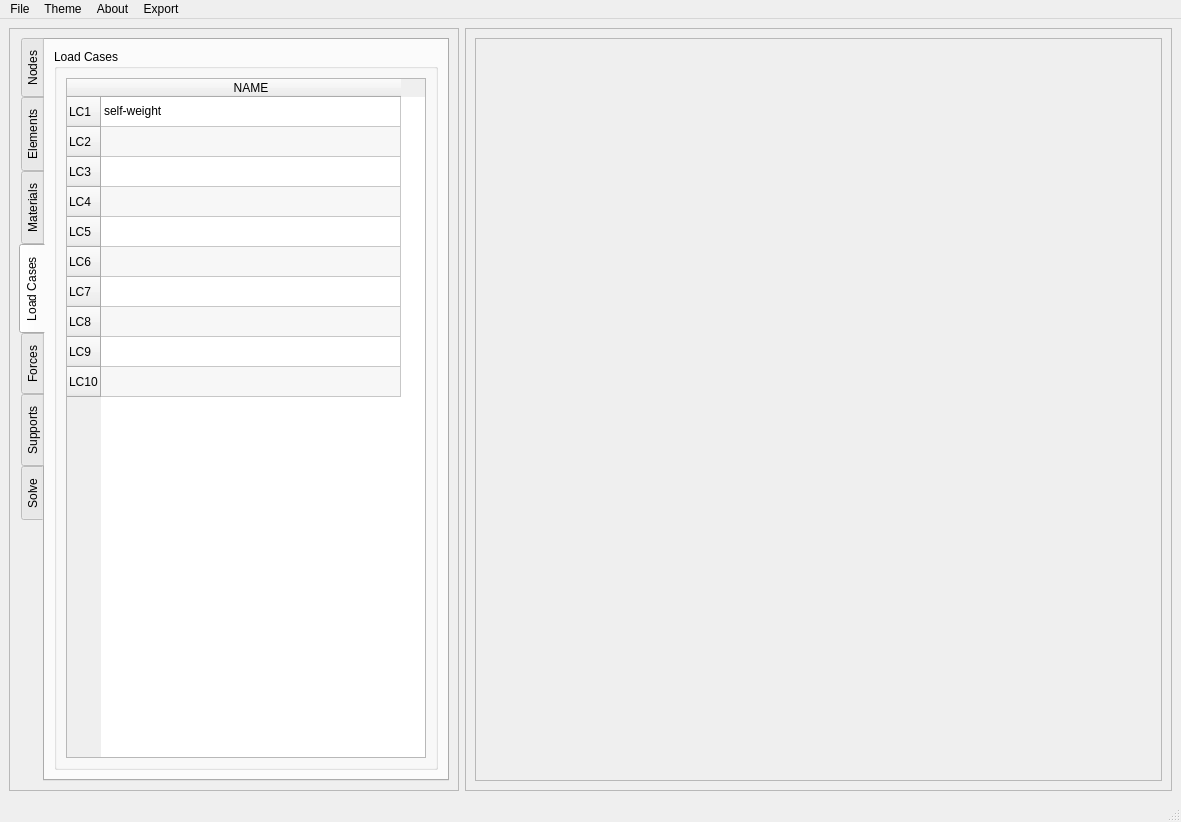
The window that Truss2D_GUI.ui (mjamezquidilla/pysead) describes before a commit, drawn with Qt 5.
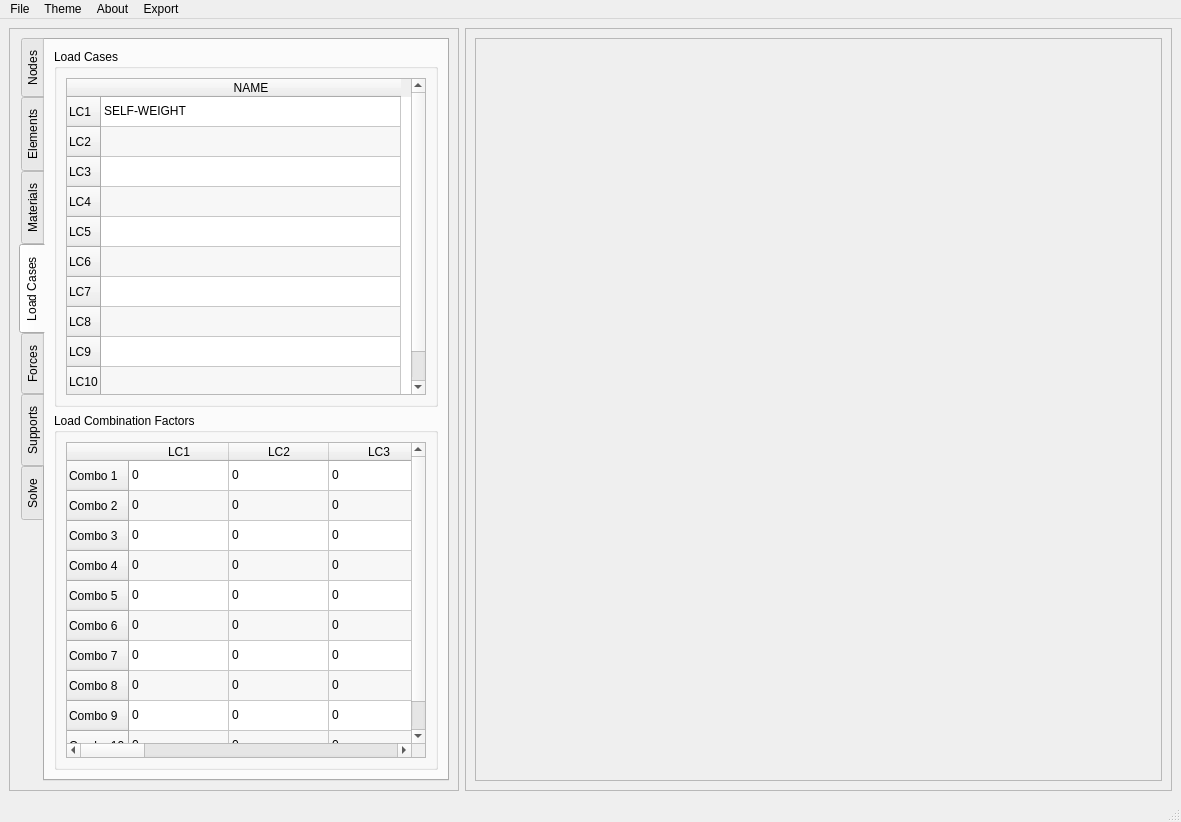
The same window after the commit. The open tabs and pages were chosen to show the change.

Commit message: Added Load Combinations

```diff
--- a/Truss2D_GUI.ui
+++ b/Truss2D_GUI.ui
@@ -616,7 +616,7 @@
           <attribute name="title">
            <string>Load Cases</string>
           </attribute>
-          <layout class="QGridLayout" name="gridLayout_6" rowstretch="1">
+          <layout class="QGridLayout" name="gridLayout_6" rowstretch="0,0">
            <item row="0" column="0">
             <widget class="QGroupBox" name="groupBox_15">
              <property name="title">
@@ -703,7 +703,7 @@
                 </column>
                 <item row="0" column="0">
                  <property name="text">
-                  <string>self-weight</string>
+                  <string>SELF-WEIGHT</string>
                  </property>
                 </item>
                 <item row="1" column="0">
@@ -756,6 +756,628 @@
              </layout>
             </widget>
            </item>
+           <item row="1" column="0">
+            <widget class="QGroupBox" name="groupBox_18">
+             <property name="title">
+              <string>Load Combination Factors</string>
+             </property>
+             <layout class="QHBoxLayout" name="horizontalLayout_21">
+              <item>
+               <widget class="QTableWidget" name="LoadCombination_Table_Widget">
+                <property name="editTriggers">
+                 <set>QAbstractItemView::AllEditTriggers</set>
+                </property>
+                <property name="alternatingRowColors">
+                 <bool>true</bool>
+                </property>
+                <property name="selectionBehavior">
+                 <enum>QAbstractItemView::SelectRows</enum>
+                </property>
+                <row>
+                 <property name="text">
+                  <string>Combo 1</string>
+                 </property>
+                </row>
+                <row>
+                 <property name="text">
+                  <string>Combo 2</string>
+                 </property>
+                </row>
+                <row>
+                 <property name="text">
+                  <string>Combo 3</string>
+                 </property>
+                </row>
+                <row>
+                 <property name="text">
+                  <string>Combo 4</string>
+                 </property>
+                </row>
+                <row>
+                 <property name="text">
+                  <string>Combo 5</string>
+                 </property>
+                </row>
+                <row>
+                 <property name="text">
+                  <string>Combo 6</string>
+                 </property>
+                </row>
+                <row>
+                 <property name="text">
+                  <string>Combo 7</string>
+                 </property>
+                </row>
+                <row>
+                 <property name="text">
+                  <string>Combo 8</string>
+                 </property>
+                </row>
+                <row>
+                 <property name="text">
+                  <string>Combo 9</string>
+                 </property>
+                </row>
+                <row>
+                 <property name="text">
+                  <string>Combo 10</string>
+                 </property>
+                </row>
+                <column>
+                 <property name="text">
+                  <string>LC1</string>
+                 </property>
+                </column>
+                <column>
+                 <property name="text">
+                  <string>LC2</string>
+                 </property>
+                </column>
+                <column>
+                 <property name="text">
+                  <string>LC3</string>
+                 </property>
+                </column>
+                <column>
+                 <property name="text">
+                  <string>LC4</string>
+                 </property>
+                </column>
+                <column>
+                 <property name="text">
+                  <string>LC5</string>
+                 </property>
+                </column>
+                <column>
+                 <property name="text">
+                  <string>LC6</string>
+                 </property>
+                </column>
+                <column>
+                 <property name="text">
+                  <string>LC7</string>
+                 </property>
+                </column>
+                <column>
+                 <property name="text">
+                  <string>LC8</string>
+                 </property>
+                </column>
+                <column>
+                 <property name="text">
+                  <string>LC9</string>
+                 </property>
+                </column>
+                <column>
+                 <property name="text">
+                  <string>LC10</string>
+                 </property>
+                </column>
+                <item row="0" column="0">
+                 <property name="text">
+                  <string>0</string>
+                 </property>
+                </item>
+                <item row="0" column="1">
+                 <property name="text">
+                  <string>0</string>
+                 </property>
+                </item>
+                <item row="0" column="2">
+                 <property name="text">
+                  <string>0</string>
+                 </property>
+                </item>
+                <item row="0" column="3">
+                 <property name="text">
+                  <string>0</string>
+                 </property>
+                </item>
+                <item row="0" column="4">
+                 <property name="text">
+                  <string>0</string>
+                 </property>
+                </item>
+                <item row="0" column="5">
+                 <property name="text">
+                  <string>0</string>
+                 </property>
+                </item>
+                <item row="0" column="6">
+                 <property name="text">
+                  <string>0</string>
+                 </property>
+                </item>
+                <item row="0" column="7">
+                 <property name="text">
+                  <string>0</string>
+                 </property>
+                </item>
+                <item row="0" column="8">
+                 <property name="text">
+                  <string>0</string>
+                 </property>
+                </item>
+                <item row="0" column="9">
+                 <property name="text">
+                  <string>0</string>
+                 </property>
+                </item>
+                <item row="1" column="0">
+                 <property name="text">
+                  <string>0</string>
+                 </property>
+                </item>
+                <item row="1" column="1">
+                 <property name="text">
+                  <string>0</string>
+                 </property>
+                </item>
+                <item row="1" column="2">
+                 <property name="text">
+                  <string>0</string>
+                 </property>
+                </item>
+                <item row="1" column="3">
+                 <property name="text">
+                  <string>0</string>
+                 </property>
+                </item>
+                <item row="1" column="4">
+                 <property name="text">
+                  <string>0</string>
+                 </property>
+                </item>
+                <item row="1" column="5">
+                 <property name="text">
+                  <string>0</string>
+                 </property>
+                </item>
+                <item row="1" column="6">
+                 <property name="text">
+                  <string>0</string>
+                 </property>
+                </item>
+                <item row="1" column="7">
+                 <property name="text">
+                  <string>0</string>
+                 </property>
+                </item>
+                <item row="1" column="8">
+                 <property name="text">
+                  <string>0</string>
+                 </property>
+                </item>
+                <item row="1" column="9">
+                 <property name="text">
+                  <string>0</string>
+                 </property>
+                </item>
+                <item row="2" column="0">
+                 <property name="text">
+                  <string>0</string>
+                 </property>
+                </item>
+                <item row="2" column="1">
+                 <property name="text">
+                  <string>0</string>
+                 </property>
+                </item>
+                <item row="2" column="2">
+                 <property name="text">
+                  <string>0</string>
+                 </property>
+                </item>
+                <item row="2" column="3">
+                 <property name="text">
+                  <string>0</string>
+                 </property>
+                </item>
+                <item row="2" column="4">
+                 <property name="text">
+                  <string>0</string>
+                 </property>
+                </item>
+                <item row="2" column="5">
+                 <property name="text">
+                  <string>0</string>
+                 </property>
+                </item>
+                <item row="2" column="6">
+                 <property name="text">
+                  <string>0</string>
+                 </property>
+                </item>
+                <item row="2" column="7">
+                 <property name="text">
+                  <string>0</string>
+                 </property>
+                </item>
+                <item row="2" column="8">
+                 <property name="text">
+                  <string>0</string>
+                 </property>
+                </item>
+                <item row="2" column="9">
+                 <property name="text">
+                  <string>0</string>
+                 </property>
+                </item>
+                <item row="3" column="0">
+                 <property name="text">
+                  <string>0</string>
+                 </property>
+                </item>
+                <item row="3" column="1">
+                 <property name="text">
+                  <string>0</string>
+                 </property>
+                </item>
+                <item row="3" column="2">
+                 <property name="text">
+                  <string>0</string>
+                 </property>
+                </item>
+                <item row="3" column="3">
+                 <property name="text">
+                  <string>0</string>
+                 </property>
+                </item>
+                <item row="3" column="4">
+                 <property name="text">
+                  <string>0</string>
+                 </property>
+                </item>
+                <item row="3" column="5">
+                 <property name="text">
+                  <string>0</string>
+                 </property>
+                </item>
+                <item row="3" column="6">
+                 <property name="text">
+                  <string>0</string>
+                 </property>
+                </item>
+                <item row="3" column="7">
+                 <property name="text">
+                  <string>0</string>
+                 </property>
+                </item>
+                <item row="3" column="8">
+                 <property name="text">
+                  <string>0</string>
+                 </property>
+                </item>
+                <item row="3" column="9">
+                 <property name="text">
+                  <string>0</string>
+                 </property>
+                </item>
+                <item row="4" column="0">
+                 <property name="text">
+                  <string>0</string>
+                 </property>
+                </item>
+                <item row="4" column="1">
+                 <property name="text">
+                  <string>0</string>
+                 </property>
+                </item>
+                <item row="4" column="2">
+                 <property name="text">
+                  <string>0</string>
+                 </property>
+                </item>
+                <item row="4" column="3">
+                 <property name="text">
+                  <string>0</string>
+                 </property>
+                </item>
+                <item row="4" column="4">
+                 <property name="text">
+                  <string>0</string>
+                 </property>
+                </item>
+                <item row="4" column="5">
+                 <property name="text">
+                  <string>0</string>
+                 </property>
+                </item>
+                <item row="4" column="6">
+                 <property name="text">
+                  <string>0</string>
+                 </property>
+                </item>
+                <item row="4" column="7">
+                 <property name="text">
+                  <string>0</string>
+                 </property>
+                </item>
+                <item row="4" column="8">
+                 <property name="text">
+                  <string>0</string>
+                 </property>
+                </item>
+                <item row="4" column="9">
+                 <property name="text">
+                  <string>0</string>
+                 </property>
+                </item>
+                <item row="5" column="0">
+                 <property name="text">
+                  <string>0</string>
+                 </property>
+                </item>
+                <item row="5" column="1">
+                 <property name="text">
+                  <string>0</string>
+                 </property>
+                </item>
+                <item row="5" column="2">
+                 <property name="text">
+                  <string>0</string>
+                 </property>
+                </item>
+                <item row="5" column="3">
+                 <property name="text">
+                  <string>0</string>
+                 </property>
+                </item>
+                <item row="5" column="4">
+                 <property name="text">
+                  <string>0</string>
+                 </property>
+                </item>
+                <item row="5" column="5">
+                 <property name="text">
+                  <string>0</string>
+                 </property>
+                </item>
+                <item row="5" column="6">
+                 <property name="text">
+                  <string>0</string>
+                 </property>
+                </item>
+                <item row="5" column="7">
+                 <property name="text">
+                  <string>0</string>
+                 </property>
+                </item>
+                <item row="5" column="8">
+                 <property name="text">
+                  <string>0</string>
+                 </property>
+                </item>
+                <item row="5" column="9">
+                 <property name="text">
+                  <string>0</string>
+                 </property>
+                </item>
+                <item row="6" column="0">
+                 <property name="text">
+                  <string>0</string>
+                 </property>
+                </item>
+                <item row="6" column="1">
+                 <property name="text">
+                  <string>0</string>
+                 </property>
+                </item>
+                <item row="6" column="2">
+                 <property name="text">
+                  <string>0</string>
+                 </property>
+                </item>
+                <item row="6" column="3">
+                 <property name="text">
+                  <string>0</string>
+                 </property>
+                </item>
+                <item row="6" column="4">
+                 <property name="text">
+                  <string>0</string>
+                 </property>
+                </item>
+                <item row="6" column="5">
+                 <property name="text">
+                  <string>0</string>
+                 </property>
+                </item>
+                <item row="6" column="6">
+                 <property name="text">
+                  <string>0</string>
+                 </property>
+                </item>
+                <item row="6" column="7">
+                 <property name="text">
+                  <string>0</string>
+                 </property>
+                </item>
+                <item row="6" column="8">
+                 <property name="text">
+                  <string>0</string>
+                 </property>
+                </item>
+                <item row="6" column="9">
+                 <property name="text">
+                  <string>0</string>
+                 </property>
+                </item>
+                <item row="7" column="0">
+                 <property name="text">
+                  <string>0</string>
+                 </property>
+                </item>
+                <item row="7" column="1">
+                 <property name="text">
+                  <string>0</string>
+                 </property>
+                </item>
+                <item row="7" column="2">
+                 <property name="text">
+                  <string>0</string>
+                 </property>
+                </item>
+                <item row="7" column="3">
+                 <property name="text">
+                  <string>0</string>
+                 </property>
+                </item>
+                <item row="7" column="4">
+                 <property name="text">
+                  <string>0</string>
+                 </property>
+                </item>
+                <item row="7" column="5">
+                 <property name="text">
+                  <string>0</string>
+                 </property>
+                </item>
+                <item row="7" column="6">
+                 <property name="text">
+                  <string>0</string>
+                 </property>
+                </item>
+                <item row="7" column="7">
+                 <property name="text">
+                  <string>0</string>
+                 </property>
+                </item>
+                <item row="7" column="8">
+                 <property name="text">
+                  <string>0</string>
+                 </property>
+                </item>
+                <item row="7" column="9">
+                 <property name="text">
+                  <string>0</string>
+                 </property>
+                </item>
+                <item row="8" column="0">
+                 <property name="text">
+                  <string>0</string>
+                 </property>
+                </item>
+                <item row="8" column="1">
+                 <property name="text">
+                  <string>0</string>
+                 </property>
+                </item>
+                <item row="8" column="2">
+                 <property name="text">
+                  <string>0</string>
+                 </property>
+                </item>
+                <item row="8" column="3">
+                 <property name="text">
+                  <string>0</string>
+                 </property>
+                </item>
+                <item row="8" column="4">
+                 <property name="text">
+                  <string>0</string>
+                 </property>
+                </item>
+                <item row="8" column="5">
+                 <property name="text">
+                  <string>0</string>
+                 </property>
+                </item>
+                <item row="8" column="6">
+                 <property name="text">
+                  <string>0</string>
+                 </property>
+                </item>
+                <item row="8" column="7">
+                 <property name="text">
+                  <string>0</string>
+                 </property>
+                </item>
+                <item row="8" column="8">
+                 <property name="text">
+                  <string>0</string>
+                 </property>
+                </item>
+                <item row="8" column="9">
+                 <property name="text">
+                  <string>0</string>
+                 </property>
+                </item>
+                <item row="9" column="0">
+                 <property name="text">
+                  <string>0</string>
+                 </property>
+                </item>
+                <item row="9" column="1">
+                 <property name="text">
+                  <string>0</string>
+                 </property>
+                </item>
+                <item row="9" column="2">
+                 <property name="text">
+                  <string>0</string>
+                 </property>
+                </item>
+                <item row="9" column="3">
+                 <property name="text">
+                  <string>0</string>
+                 </property>
+                </item>
+                <item row="9" column="4">
+                 <property name="text">
+                  <string>0</string>
+                 </property>
+                </item>
+                <item row="9" column="5">
+                 <property name="text">
+                  <string>0</string>
+                 </property>
+                </item>
+                <item row="9" column="6">
+                 <property name="text">
+                  <string>0</string>
+                 </property>
+                </item>
+                <item row="9" column="7">
+                 <property name="text">
+                  <string>0</string>
+                 </property>
+                </item>
+                <item row="9" column="8">
+                 <property name="text">
+                  <string>0</string>
+                 </property>
+                </item>
+                <item row="9" column="9">
+                 <property name="text">
+                  <string>0</string>
+                 </property>
+                </item>
+               </widget>
+              </item>
+             </layout>
+            </widget>
+           </item>
           </layout>
          </widget>
          <widget class="QWidget" name="Forces_Tab">
```
Left out of the diff: 23 changed lines with no effect on the pictures. The commit also changes 1 other file.
